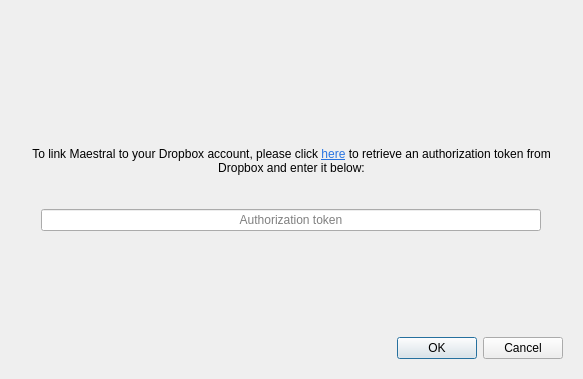
Old version of the form maestral/gui/resources/setup_dialog.ui in the repository samschott/maestral.
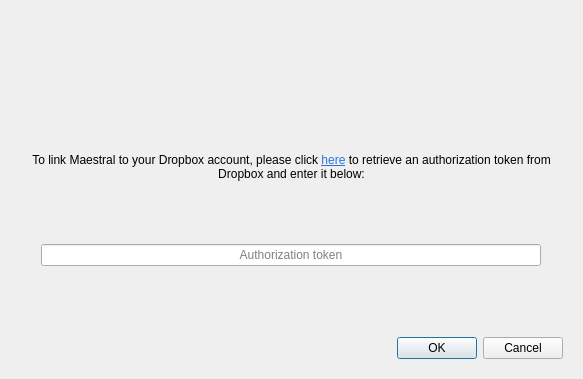
New version of the form. The open tabs and pages were chosen to show the change.

Commit message: added icon to link panel

Patch:
```diff
--- a/maestral/gui/resources/setup_dialog.ui
+++ b/maestral/gui/resources/setup_dialog.ui
@@ -124,7 +124,32 @@
      </widget>
      <widget class="QWidget" name="authorizePage">
       <layout class="QGridLayout" name="gridLayout_5">
-       <item row="0" column="0">
+       <item row="1" column="0" alignment="Qt::AlignHCenter">
+        <widget class="QLabel" name="labelIcon_1">
+         <property name="sizePolicy">
+          <sizepolicy hsizetype="Preferred" vsizetype="Preferred">
+           <horstretch>0</horstretch>
+           <verstretch>0</verstretch>
+          </sizepolicy>
+         </property>
+         <property name="minimumSize">
+          <size>
+           <width>70</width>
+           <height>70</height>
+          </size>
+         </property>
+         <property name="maximumSize">
+          <size>
+           <width>70</width>
+           <height>70</height>
+          </size>
+         </property>
+         <property name="text">
+          <string/>
+         </property>
+        </widget>
+       </item>
+       <item row="2" column="0">
         <spacer name="verticalSpacer_5">
          <property name="orientation">
           <enum>Qt::Vertical</enum>
@@ -135,12 +160,12 @@
          <property name="sizeHint" stdset="0">
           <size>
            <width>20</width>
-           <height>100</height>
+           <height>0</height>
           </size>
          </property>
         </spacer>
        </item>
-       <item row="1" column="0">
+       <item row="3" column="0">
         <widget class="QLabel" name="labelAuthLink">
          <property name="text">
           <string>&lt;html&gt;&lt;head/&gt;&lt;body&gt;&lt;p align=&quot;center&quot;&gt;To link Maestral to your Dropbox account, please click &lt;a href=&quot;{0}&quot;&gt;&lt;span style=&quot;text-decoration: underline; color:#2874e1;&quot;&gt;here&lt;/span&gt;&lt;/a&gt; to retrieve an authorization token from Dropbox and enter it below:&lt;/p&gt;&lt;/body&gt;&lt;/html&gt;</string>
@@ -156,14 +181,14 @@
          </property>
         </widget>
        </item>
-       <item row="4" column="0">
+       <item row="6" column="0">
         <widget class="QDialogButtonBox" name="buttonBoxAuthCode">
          <property name="standardButtons">
           <set>QDialogButtonBox::Cancel|QDialogButtonBox::Ok</set>
          </property>
         </widget>
        </item>
-       <item row="2" column="0" alignment="Qt::AlignHCenter">
+       <item row="4" column="0" alignment="Qt::AlignHCenter">
         <widget class="QLineEdit" name="lineEditAuthCode">
          <property name="minimumSize">
           <size>
@@ -185,7 +210,7 @@
          </property>
         </widget>
        </item>
-       <item row="3" column="0">
+       <item row="5" column="0">
         <spacer name="verticalSpacer_2">
          <property name="orientation">
           <enum>Qt::Vertical</enum>
@@ -196,7 +221,23 @@
          <property name="sizeHint" stdset="0">
           <size>
            <width>20</width>
-           <height>100</height>
+           <height>65</height>
+          </size>
+         </property>
+        </spacer>
+       </item>
+       <item row="0" column="0">
+        <spacer name="verticalSpacer_12">
+         <property name="orientation">
+          <enum>Qt::Vertical</enum>
+         </property>
+         <property name="sizeType">
+          <enum>QSizePolicy::Preferred</enum>
+         </property>
+         <property name="sizeHint" stdset="0">
+          <size>
+           <width>20</width>
+           <height>0</height>
           </size>
          </property>
         </spacer>
```
The commit also changes 1 other file.
